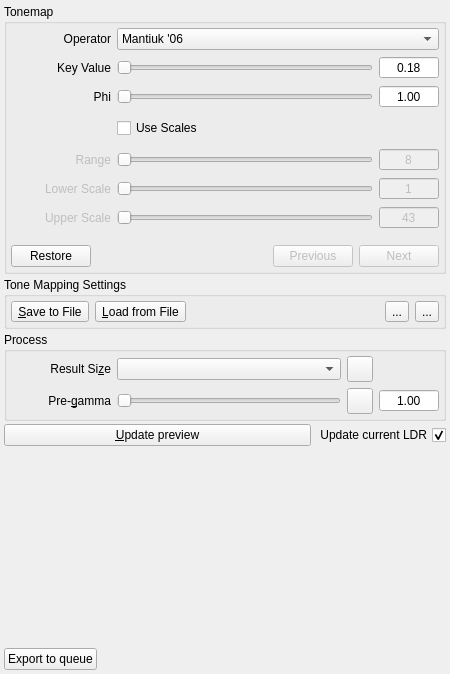
Before: the Qt Designer form src/TonemappingPanel/TonemappingPanel.ui in LuminanceHDR/LuminanceHDR, drawn with Qt 5.
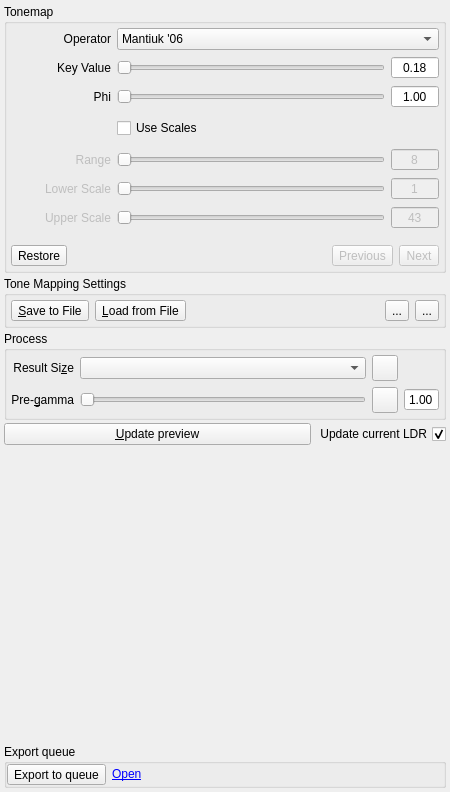
After: the same form once the commit is applied. The open tabs and pages were chosen to show the change. Icons and pictures are not drawn.

Commit message: [ExportQueue][HiDPI] more improvements

Diff of the .ui file:
```diff
--- a/src/TonemappingPanel/TonemappingPanel.ui
+++ b/src/TonemappingPanel/TonemappingPanel.ui
@@ -7,7 +7,7 @@
     <x>0</x>
     <y>0</y>
     <width>450</width>
-    <height>674</height>
+    <height>792</height>
    </rect>
   </property>
   <property name="sizePolicy">
@@ -16,18 +16,6 @@
     <verstretch>0</verstretch>
    </sizepolicy>
   </property>
-  <property name="minimumSize">
-   <size>
-    <width>370</width>
-    <height>0</height>
-   </size>
-  </property>
-  <property name="maximumSize">
-   <size>
-    <width>550</width>
-    <height>16777215</height>
-   </size>
-  </property>
   <property name="windowIcon">
    <iconset resource="../../icons.qrc">
     <normaloff>:/new/prefix1/images/luminance-hdr.png</normaloff>:/new/prefix1/images/luminance-hdr.png</iconset>
@@ -1700,18 +1688,6 @@
               </item>
               <item row="0" column="2">
                <widget class="QDoubleSpinBox" name="keydsb">
-                <property name="minimumSize">
-                 <size>
-                  <width>60</width>
-                  <height>0</height>
-                 </size>
-                </property>
-                <property name="maximumSize">
-                 <size>
-                  <width>60</width>
-                  <height>16777215</height>
-                 </size>
-                </property>
                 <property name="alignment">
                  <set>Qt::AlignCenter</set>
                 </property>
@@ -1775,18 +1751,6 @@
               </item>
               <item row="1" column="2">
                <widget class="QDoubleSpinBox" name="phidsb">
-                <property name="minimumSize">
-                 <size>
-                  <width>60</width>
-                  <height>0</height>
-                 </size>
-                </property>
-                <property name="maximumSize">
-                 <size>
-                  <width>60</width>
-                  <height>16777215</height>
-                 </size>
-                </property>
                 <property name="alignment">
                  <set>Qt::AlignCenter</set>
                 </property>
@@ -1865,18 +1829,6 @@
                 <property name="enabled">
                  <bool>false</bool>
                 </property>
-                <property name="minimumSize">
-                 <size>
-                  <width>60</width>
-                  <height>0</height>
-                 </size>
-                </property>
-                <property name="maximumSize">
-                 <size>
-                  <width>60</width>
-                  <height>16777215</height>
-                 </size>
-                </property>
                 <property name="alignment">
                  <set>Qt::AlignCenter</set>
                 </property>
@@ -1980,18 +1932,6 @@
                 <property name="enabled">
                  <bool>false</bool>
                 </property>
-                <property name="minimumSize">
-                 <size>
-                  <width>60</width>
-                  <height>0</height>
-                 </size>
-                </property>
-                <property name="maximumSize">
-                 <size>
-                  <width>60</width>
-                  <height>16777215</height>
-                 </size>
-                </property>
                 <property name="alignment">
                  <set>Qt::AlignCenter</set>
                 </property>
@@ -2070,18 +2010,6 @@
                 <property name="enabled">
                  <bool>false</bool>
                 </property>
-                <property name="minimumSize">
-                 <size>
-                  <width>60</width>
-                  <height>0</height>
-                 </size>
-                </property>
-                <property name="maximumSize">
-                 <size>
-                  <width>60</width>
-                  <height>16777215</height>
-                 </size>
-                </property>
                 <property name="alignment">
                  <set>Qt::AlignCenter</set>
                 </property>
@@ -2981,7 +2909,7 @@
         <item>
          <layout class="QHBoxLayout" name="horizontalLayout_undo">
           <item>
-           <widget class="QPushButton" name="defaultButton">
+           <widget class="QToolButton" name="defaultButton">
             <property name="toolTip">
              <string>Restore operator's default values</string>
             </property>
@@ -2992,11 +2920,8 @@
              <iconset resource="../../icons.qrc">
               <normaloff>:/new/prefix1/images/undo.png</normaloff>:/new/prefix1/images/undo.png</iconset>
             </property>
-            <property name="iconSize">
-             <size>
-              <width>10</width>
-              <height>10</height>
-             </size>
+            <property name="toolButtonStyle">
+             <enum>Qt::ToolButtonTextBesideIcon</enum>
             </property>
            </widget>
           </item>
@@ -3014,7 +2939,7 @@
            </spacer>
           </item>
           <item>
-           <widget class="QPushButton" name="undoButton">
+           <widget class="QToolButton" name="undoButton">
             <property name="enabled">
              <bool>false</bool>
             </property>
@@ -3028,16 +2953,13 @@
              <iconset resource="../../icons.qrc">
               <normaloff>:/new/prefix1/images/edit-undo.png</normaloff>:/new/prefix1/images/edit-undo.png</iconset>
             </property>
-            <property name="iconSize">
-             <size>
-              <width>10</width>
-              <height>10</height>
-             </size>
+            <property name="toolButtonStyle">
+             <enum>Qt::ToolButtonTextBesideIcon</enum>
             </property>
            </widget>
           </item>
           <item>
-           <widget class="QPushButton" name="redoButton">
+           <widget class="QToolButton" name="redoButton">
             <property name="enabled">
              <bool>false</bool>
             </property>
@@ -3054,11 +2976,8 @@
              <iconset resource="../../icons.qrc">
               <normaloff>:/new/prefix1/images/edit-redo.png</normaloff>:/new/prefix1/images/edit-redo.png</iconset>
             </property>
-            <property name="iconSize">
-             <size>
-              <width>10</width>
-              <height>10</height>
-             </size>
+            <property name="toolButtonStyle">
+             <enum>Qt::ToolButtonTextBesideIcon</enum>
             </property>
            </widget>
           </item>
@@ -3120,12 +3039,6 @@
              <iconset resource="../../icons.qrc">
               <normaloff>:/new/prefix1/images/filesave.png</normaloff>:/new/prefix1/images/filesave.png</iconset>
             </property>
-            <property name="iconSize">
-             <size>
-              <width>24</width>
-              <height>24</height>
-             </size>
-            </property>
            </widget>
           </item>
           <item row="0" column="1">
@@ -3149,12 +3062,6 @@
              <iconset resource="../../icons.qrc">
               <normaloff>:/new/prefix1/images/fileopen.png</normaloff>:/new/prefix1/images/fileopen.png</iconset>
             </property>
-            <property name="iconSize">
-             <size>
-              <width>24</width>
-              <height>24</height>
-             </size>
-            </property>
            </widget>
           </item>
           <item row="0" column="3">
@@ -3169,12 +3076,6 @@
              <iconset resource="../../icons.qrc">
               <normaloff>:/new/prefix1/images/vcs_update.png</normaloff>:/new/prefix1/images/vcs_update.png</iconset>
             </property>
-            <property name="iconSize">
-             <size>
-              <width>24</width>
-              <height>24</height>
-             </size>
-            </property>
            </widget>
           </item>
           <item row="0" column="2">
@@ -3202,12 +3103,6 @@
              <iconset resource="../../icons.qrc">
               <normaloff>:/new/prefix1/images/vcs_commit.png</normaloff>:/new/prefix1/images/vcs_commit.png</iconset>
             </property>
-            <property name="iconSize">
-             <size>
-              <width>24</width>
-              <height>24</height>
-             </size>
-            </property>
            </widget>
           </item>
          </layout>
@@ -3243,18 +3138,6 @@
          <layout class="QGridLayout" name="gridLayout_17">
           <item row="0" column="0">
            <widget class="QLabel" name="label">
-            <property name="minimumSize">
-             <size>
-              <width>100</width>
-              <height>0</height>
-             </size>
-            </property>
-            <property name="maximumSize">
-             <size>
-              <width>100</width>
-              <height>16777215</height>
-             </size>
-            </property>
             <property name="text">
              <string>Result Si&amp;ze</string>
             </property>
@@ -3274,18 +3157,6 @@
           </item>
           <item row="1" column="2">
            <widget class="QDoubleSpinBox" name="pregammadsb">
-            <property name="minimumSize">
-             <size>
-              <width>60</width>
-              <height>0</height>
-             </size>
-            </property>
-            <property name="maximumSize">
-             <size>
-              <width>60</width>
-              <height>16777215</height>
-             </size>
-            </property>
             <property name="toolTip">
              <string>Gamma applied before tonemapping</string>
             </property>
@@ -3311,18 +3182,6 @@
           </item>
           <item row="1" column="0">
            <widget class="QLabel" name="pregammaLabel">
-            <property name="minimumSize">
-             <size>
-              <width>100</width>
-              <height>0</height>
-             </size>
-            </property>
-            <property name="maximumSize">
-             <size>
-              <width>100</width>
-              <height>16777215</height>
-             </size>
-            </property>
             <property name="toolTip">
              <string>Gamma applied before tonemapping</string>
             </property>
@@ -3483,14 +3342,11 @@
     </spacer>
    </item>
    <item row="4" column="0">
-    <widget class="QFrame" name="frame">
-     <property name="frameShape">
-      <enum>QFrame::NoFrame</enum>
+    <widget class="QGroupBox" name="groupBox">
+     <property name="title">
+      <string>Export queue</string>
      </property>
-     <property name="frameShadow">
-      <enum>QFrame::Raised</enum>
-     </property>
-     <layout class="QGridLayout" name="gridLayout_16">
+     <layout class="QGridLayout" name="gridLayout_25">
       <property name="leftMargin">
        <number>0</number>
       </property>
@@ -3503,31 +3359,61 @@
       <property name="bottomMargin">
        <number>0</number>
       </property>
-      <property name="spacing">
-       <number>0</number>
-      </property>
-      <item row="0" column="0">
-       <widget class="QPushButton" name="queueButton">
-        <property name="text">
-         <string>Export to queue</string>
-        </property>
-       </widget>
-      </item>
       <item row="0" column="1">
-       <layout class="QVBoxLayout" name="verticalLayout_3">
-        <item>
-         <spacer name="horizontalSpacer_3">
-          <property name="orientation">
-           <enum>Qt::Horizontal</enum>
-          </property>
-          <property name="sizeHint" stdset="0">
-           <size>
-            <width>40</width>
-            <height>20</height>
-           </size>
-          </property>
-         </spacer>
-        </item>
+       <widget class="QToolButton" name="queueButton">
+        <property name="text">
+         <string>Export to queue</string>
+        </property>
+        <property name="icon">
+         <iconset resource="../../icons.qrc">
+          <normaloff>:/new/svgs/images/folder-image.svgz</normaloff>:/new/svgs/images/folder-image.svgz</iconset>
+        </property>
+        <property name="toolButtonStyle">
+         <enum>Qt::ToolButtonTextBesideIcon</enum>
+        </property>
+       </widget>
+      </item>
+      <item row="0" column="7">
+       <spacer name="horizontalSpacer_3">
+        <property name="orientation">
+         <enum>Qt::Horizontal</enum>
+        </property>
+        <property name="sizeHint" stdset="0">
+         <size>
+          <width>40</width>
+          <height>20</height>
+         </size>
+        </property>
+       </spacer>
+      </item>
+      <item row="0" column="2">
+       <widget class="QLabel" name="lblOpenQueue">
+        <property name="toolTip">
+         <string>Opens the current export direcotory. This can be changed in the preferences!</string>
+        </property>
+        <property name="text">
+         <string>&lt;html&gt;&lt;head/&gt;&lt;body&gt;&lt;p&gt;&lt;a href=&quot;Open&quot;&gt;&lt;span style=&quot; text-decoration: underline; color:#0000ff;&quot;&gt;Open&lt;/span&gt;&lt;/a&gt;&lt;/p&gt;&lt;/body&gt;&lt;/html&gt;</string>
+        </property>
+        <property name="openExternalLinks">
+         <bool>false</bool>
+        </property>
+        <property name="textInteractionFlags">
+         <set>Qt::LinksAccessibleByMouse</set>
+        </property>
+       </widget>
+      </item>
+      <item row="0" column="5">
+       <widget class="QLabel" name="lblQueueSize">
+        <property name="text">
+         <string notr="true">  </string>
+        </property>
+       </widget>
+      </item>
+      <item row="0" column="6">
+       <layout class="QHBoxLayout" name="frameSpinner">
+        <property name="spacing">
+         <number>0</number>
+        </property>
        </layout>
       </item>
      </layout>
```
Left out of the diff: 281 changed lines with no effect on the pictures. The commit also changes 35 other files.
